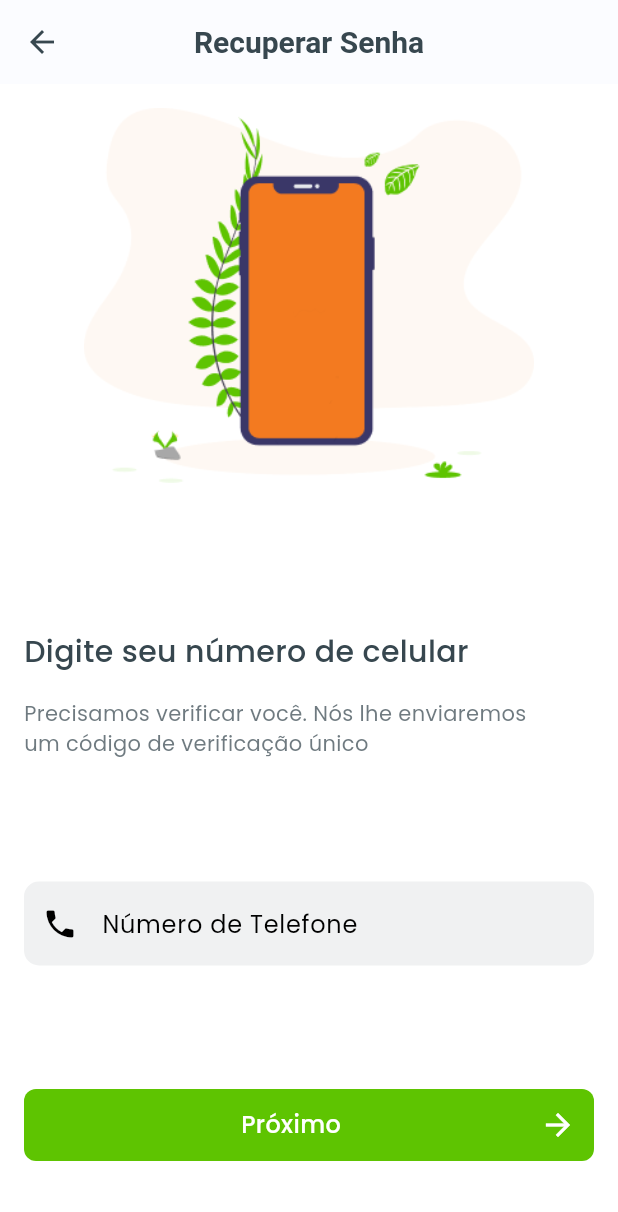
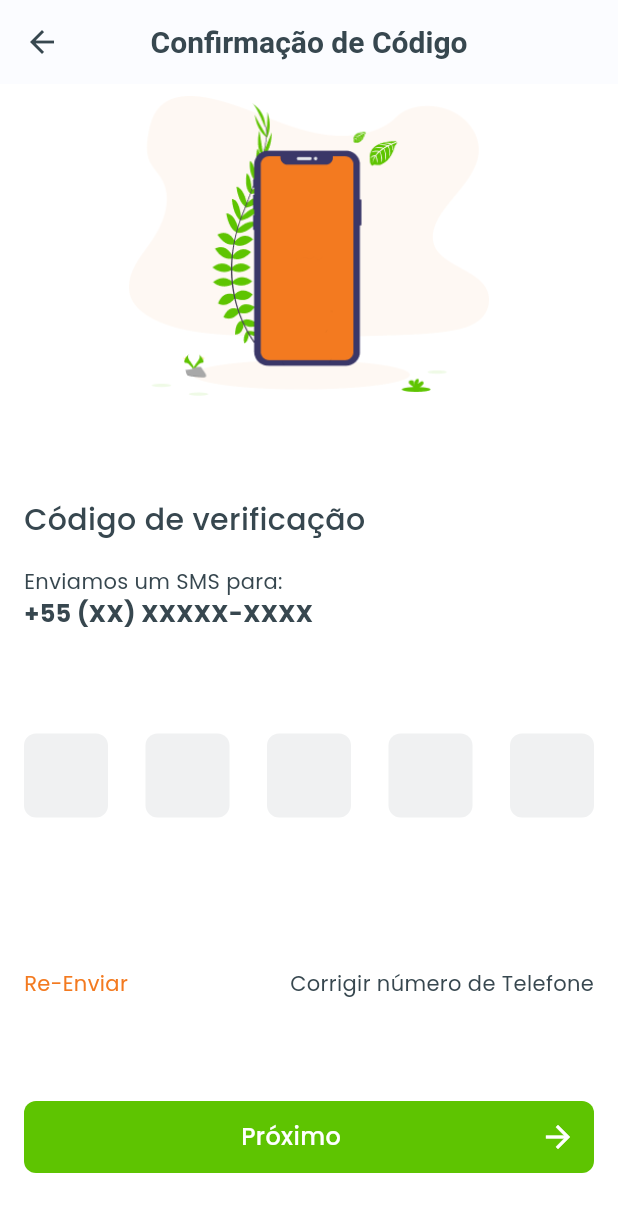
Before and after one commit to rafaelpadu/green_plate, a Flutter app: the VerificationNumberScreen screen opened directly, after a tap on "Próximo", on a phone screen of 412 x 824 dp. Shown: the top 1212 px of the screen. Run offline on Flutter 3.47's test engine with Material 2 defaults, Android fonts, the phone set to English and light mode, and no system bars; our stand-ins replace carousel_slider, firebase_core, flutter_secure_storage; accounts and stored records are empty.

Commit message:
tela de confirmacao de codigo de telefone

```diff
--- a/lib/src/presentation/features/authentication/views/login_screen.dart
+++ b/lib/src/presentation/features/authentication/views/login_screen.dart
@@ -1,6 +1,6 @@
 import 'package:flutter/material.dart';
 import 'package:green_plate/src/config/theme_colors.dart';
-import 'package:green_plate/src/presentation/features/authentication/views/reset_password/verification_code.dart';
+import 'package:green_plate/src/presentation/features/authentication/views/reset_password/verification_number_screen.dart';
 
 class LoginScreen extends StatefulWidget {
   const LoginScreen({super.key});
--- /dev/null
+++ b/lib/src/presentation/features/authentication/views/reset_password/code_confirmation_screen.dart
@@ -0,0 +1,269 @@
+import 'package:flutter/material.dart';
+import 'package:green_plate/src/config/theme_colors.dart';
+
+class CodeConfirmationScreen extends StatefulWidget {
+  const CodeConfirmationScreen({super.key});
+
+  @override
+  State<CodeConfirmationScreen> createState() => _CodeConfirmationScreenState();
+}
+
+class _CodeConfirmationScreenState extends State<CodeConfirmationScreen> {
+  final TextEditingController number1 = TextEditingController();
+  final TextEditingController number2 = TextEditingController();
+  final TextEditingController number3 = TextEditingController();
+  final TextEditingController number4 = TextEditingController();
+  final TextEditingController number5 = TextEditingController();
+
+  @override
+  Widget build(BuildContext context) {
+    return Scaffold(
+      appBar: AppBar(
+        centerTitle: true,
+        title: const Text('Confirmação de Código'),
+      ),
+      body: SingleChildScrollView(
+        child: Container(
+          constraints: BoxConstraints(minHeight: MediaQuery.sizeOf(context).height - 90),
+          padding: const EdgeInsets.symmetric(horizontal: 16, vertical: 8),
+          child: Column(
+            crossAxisAlignment: CrossAxisAlignment.start,
+            mainAxisAlignment: MainAxisAlignment.spaceBetween,
+            children: [
+              Center(
+                child: Image.asset(
+                  'lib/res/assets/images/arts/reset_password.png',
+                  height: 200,
+                ),
+              ),
+              Column(
+                crossAxisAlignment: CrossAxisAlignment.start,
+                children: [
+                  Text(
+                    'Código de verificação',
+                    style: TextStyle(
+                      fontSize: 20,
+                      fontWeight: pesosDeFonte['medium'],
+                    ),
+                  ),
+                  const Padding(
+                    padding: EdgeInsets.only(top: 16),
+                    child: Text('Enviamos um SMS para:'),
+                  ),
+                  const Text(
+                    "+55 (XX) XXXXX-XXXX",
+                    style: TextStyle(
+                      fontSize: 16,
+                      fontWeight: FontWeight.w700,
+                    ),
+                  )
+                ],
+              ),
+              Row(
+                mainAxisAlignment: MainAxisAlignment.spaceBetween,
+                children: [
+                  Container(
+                    width: 56,
+                    height: 56,
+                    decoration: ShapeDecoration(shape: RoundedRectangleBorder(borderRadius: BorderRadius.circular(10))),
+                    child: TextField(
+                      controller: number1,
+                      style: TextStyle(fontSize: 24, fontWeight: pesosDeFonte['bold']),
+                      decoration: InputDecoration(
+                        fillColor: ThemeColors.textFieldBackGround,
+                        filled: true,
+                        border: InputBorder.none,
+                        enabledBorder: OutlineInputBorder(
+                          borderSide: const BorderSide(width: 0, color: Colors.transparent),
+                          borderRadius: BorderRadius.circular(8.0),
+                        ),
+                        errorBorder: OutlineInputBorder(
+                          borderSide: const BorderSide(width: 0, color: Colors.redAccent),
+                          borderRadius: BorderRadius.circular(8.0),
+                        ),
+                        focusedBorder: OutlineInputBorder(
+                          borderSide: const BorderSide(width: 0, color: Colors.transparent),
+                          borderRadius: BorderRadius.circular(8.0),
+                        ),
+                        contentPadding: const EdgeInsets.only(left: 18, top: 24),
+                      ),
+                      keyboardType: TextInputType.number,
+                      onChanged: (value) {
+                        FocusScope.of(context).nextFocus();
+                      },
+                    ),
+                  ),
+                  Container(
+                    width: 56,
+                    height: 56,
+                    decoration: ShapeDecoration(shape: RoundedRectangleBorder(borderRadius: BorderRadius.circular(10))),
+                    child: TextField(
+                      controller: number2,
+                      decoration: InputDecoration(
+                        fillColor: ThemeColors.textFieldBackGround,
+                        filled: true,
+                        border: InputBorder.none,
+                        enabledBorder: OutlineInputBorder(
+                          borderSide: const BorderSide(width: 0, color: Colors.transparent),
+                          borderRadius: BorderRadius.circular(8.0),
+                        ),
+                        errorBorder: OutlineInputBorder(
+                          borderSide: const BorderSide(width: 0, color: Colors.redAccent),
+                          borderRadius: BorderRadius.circular(8.0),
+                        ),
+                        focusedBorder: OutlineInputBorder(
+                          borderSide: const BorderSide(width: 0, color: Colors.transparent),
+                          borderRadius: BorderRadius.circular(8.0),
+                        ),
+                        contentPadding: const EdgeInsets.only(left: 18, top: 24),
+                      ),
+                      style: TextStyle(fontSize: 24, fontWeight: pesosDeFonte['bold']),
+                      keyboardType: TextInputType.number,
+                      onChanged: (value) {
+                        FocusScope.of(context).nextFocus();
+                      },
+                    ),
+                  ),
+                  Container(
+                    width: 56,
+                    height: 56,
+                    decoration: ShapeDecoration(shape: RoundedRectangleBorder(borderRadius: BorderRadius.circular(10))),
+                    child: TextField(
+                      controller: number3,
+                      decoration: InputDecoration(
+                        fillColor: ThemeColors.textFieldBackGround,
+                        filled: true,
+                        border: InputBorder.none,
+                        enabledBorder: OutlineInputBorder(
+                          borderSide: const BorderSide(width: 0, color: Colors.transparent),
+                          borderRadius: BorderRadius.circular(8.0),
+                        ),
+                        errorBorder: OutlineInputBorder(
+                          borderSide: const BorderSide(width: 0, color: Colors.redAccent),
+                          borderRadius: BorderRadius.circular(8.0),
+                        ),
+                        focusedBorder: OutlineInputBorder(
+                          borderSide: const BorderSide(width: 0, color: Colors.transparent),
+                          borderRadius: BorderRadius.circular(8.0),
+                        ),
+                        contentPadding: const EdgeInsets.only(left: 18, top: 24),
+                      ),
+                      style: TextStyle(fontSize: 24, fontWeight: pesosDeFonte['bold']),
+                      keyboardType: TextInputType.number,
+                      onChanged: (_) => FocusScope.of(context).nextFocus(),
+                    ),
+                  ),
+                  Container(
+                    width: 56,
+                    height: 56,
+                    decoration: ShapeDecoration(shape: RoundedRectangleBorder(borderRadius: BorderRadius.circular(10))),
+                    child: TextField(
+                      controller: number4,
+                      decoration: InputDecoration(
+                        fillColor: ThemeColors.textFieldBackGround,
+                        filled: true,
+                        border: InputBorder.none,
+                        enabledBorder: OutlineInputBorder(
+                          borderSide: const BorderSide(width: 0, color: Colors.transparent),
+                          borderRadius: BorderRadius.circular(8.0),
+                        ),
+                        errorBorder: OutlineInputBorder(
+                          borderSide: const BorderSide(width: 0, color: Colors.redAccent),
+                          borderRadius: BorderRadius.circular(8.0),
+                        ),
+                        focusedBorder: OutlineInputBorder(
+                          borderSide: const BorderSide(width: 0, color: Colors.transparent),
+                          borderRadius: BorderRadius.circular(8.0),
+                        ),
+                        contentPadding: const EdgeInsets.only(left: 18, top: 24),
+                      ),
+                      style: TextStyle(fontSize: 24, fontWeight: pesosDeFonte['bold']),
+                      keyboardType: TextInputType.number,
+                      onChanged: (_) => FocusScope.of(context).nextFocus(),
+                    ),
+                  ),
+                  Container(
+                    width: 56,
+                    height: 56,
+                    decoration: ShapeDecoration(shape: RoundedRectangleBorder(borderRadius: BorderRadius.circular(10))),
+                    child: TextField(
+                      controller: number5,
+                      decoration: InputDecoration(
+                        fillColor: ThemeColors.textFieldBackGround,
+                        filled: true,
+                        border: InputBorder.none,
+                        enabledBorder: OutlineInputBorder(
+                          borderSide: const BorderSide(width: 0, color: Colors.transparent),
+                          borderRadius: BorderRadius.circular(8.0),
+                        ),
+                        errorBorder: OutlineInputBorder(
+                          borderSide: const BorderSide(width: 0, color: Colors.redAccent),
+                          borderRadius: BorderRadius.circular(8.0),
+                        ),
+                        focusedBorder: OutlineInputBorder(
+                          borderSide: const BorderSide(width: 0, color: Colors.transparent),
+                          borderRadius: BorderRadius.circular(8.0),
+                        ),
+                        contentPadding: const EdgeInsets.only(left: 18, top: 24),
+                      ),
+                      style: TextStyle(fontSize: 24, fontWeight: pesosDeFonte['bold']),
+                      keyboardType: TextInputType.number,
+                      onChanged: (_) => FocusScope.of(context).nextFocus(),
+                    ),
+                  ),
+                ],
+              ),
+              Padding(
+                padding: const EdgeInsets.only(top: 32),
+                child: Row(
+                  mainAxisAlignment: MainAxisAlignment.spaceBetween,
+                  children: [
+                    GestureDetector(
+                      onTap: () {},
+                      child: Text(
+                        'Re-Enviar',
+                        style: TextStyle(color: ThemeColors.secondary),
+                      ),
+                    ),
+                    const Text('Corrigir número de Telefone')
+                  ],
+                ),
+              ),
+              Material(
+                color: ThemeColors.primary,
+                borderRadius: BorderRadius.circular(8),
+                child: InkWell(
+                  customBorder: RoundedRectangleBorder(borderRadius: BorderRadius.circular(8)),
+                  onTap: () => goToConfimarionScreen(),
+                  child: Padding(
+                    padding: const EdgeInsets.all(12.0),
+                    child: Row(
+                      mainAxisAlignment: MainAxisAlignment.spaceBetween,
+                      children: [
+                        Container(),
+                        Text(
+                          'Próximo',
+                          style: TextStyle(
+                            color: ThemeColors.whiteFontColor,
+                            fontSize: 16,
+                            fontWeight: pesosDeFonte['medium'],
+                          ),
+                        ),
+                        Icon(
+                          Icons.arrow_forward_outlined,
+                          color: ThemeColors.whiteFontColor,
+                        ),
+                      ],
+                    ),
+                  ),
+                ),
+              ),
+            ],
+          ),
+        ),
+      ),
+    );
+  }
+
+  void goToConfimarionScreen() {}
+}
--- a/lib/src/presentation/features/authentication/views/reset_password/verification_code.dart
+++ b/lib/src/presentation/features/authentication/views/reset_password/verification_number_screen.dart
@@ -1,5 +1,6 @@
 import 'package:flutter/material.dart';
 import 'package:green_plate/src/config/theme_colors.dart';
+import 'package:green_plate/src/presentation/features/authentication/views/reset_password/code_confirmation_screen.dart';
 
 class VerificationNumberScreen extends StatelessWidget {
   const VerificationNumberScreen({super.key});
@@ -24,7 +25,7 @@ class VerificationNumberScreen extends StatelessWidget {
                 Center(
                   child: Image.asset(
                     'lib/res/assets/images/arts/reset_password.png',
-                    height: 250,
+                    height: 200,
                   ),
                 ),
                 Column(
@@ -63,7 +64,7 @@ class VerificationNumberScreen extends StatelessWidget {
                   borderRadius: BorderRadius.circular(8),
                   child: InkWell(
                     customBorder: RoundedRectangleBorder(borderRadius: BorderRadius.circular(8)),
-                    onTap: () {},
+                    onTap: () => goToResetPasswordScreen(context),
                     child: Padding(
                       padding: const EdgeInsets.all(12.0),
                       child: Row(
@@ -94,4 +95,8 @@ class VerificationNumberScreen extends StatelessWidget {
       ),
     );
   }
+
+  goToResetPasswordScreen(BuildContext context) {
+    Navigator.push(context, MaterialPageRoute(builder: (context) => const CodeConfirmationScreen()));
+  }
 }
```
